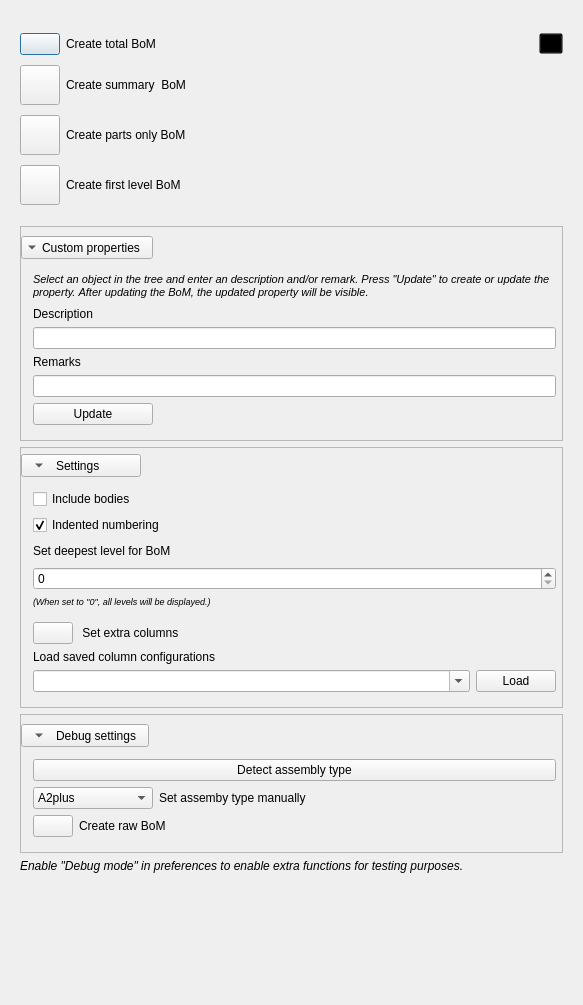
The window that Resources/UI/BoM_Panel.ui (APEbbers/BillOfMaterials-WB) describes before a commit, drawn with Qt 5.
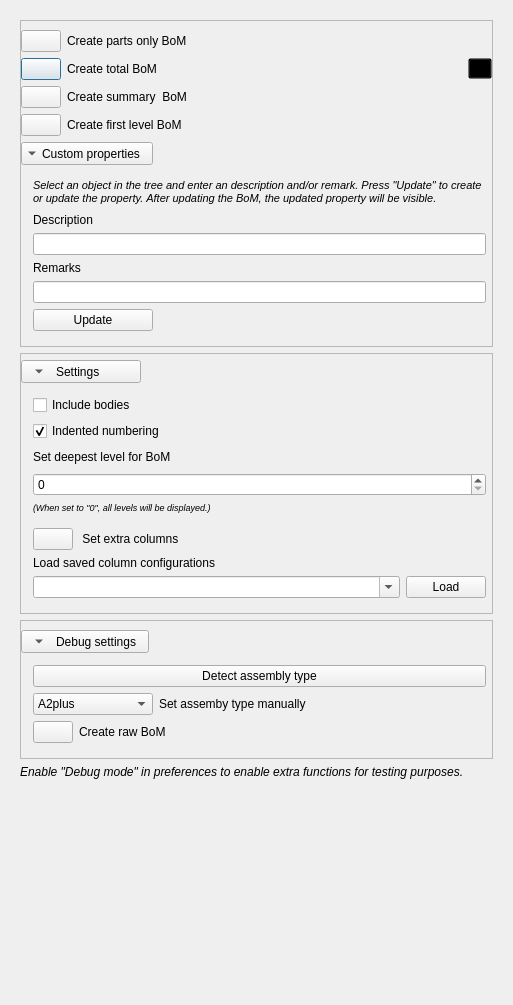
The same window after the commit. Icons and pictures are not drawn.

Commit message: Test with UI update panel - 8

Diff of the .ui file:
```diff
--- a/Resources/UI/BoM_Panel.ui
+++ b/Resources/UI/BoM_Panel.ui
@@ -6,7 +6,7 @@
    <rect>
     <x>0</x>
     <y>0</y>
-    <width>583</width>
+    <width>513</width>
     <height>1005</height>
    </rect>
   </property>
@@ -39,36 +39,27 @@
        <enum>QLayout::SizeConstraint::SetMinimumSize</enum>
       </property>
       <item>
-       <widget class="QFrame" name="frame_2">
-        <property name="sizePolicy">
-         <sizepolicy hsizetype="Preferred" vsizetype="Fixed">
-          <horstretch>0</horstretch>
-          <verstretch>0</verstretch>
-         </sizepolicy>
-        </property>
+       <widget class="QFrame" name="frame">
         <property name="minimumSize">
          <size>
           <width>0</width>
-          <height>200</height>
+          <height>0</height>
          </size>
         </property>
-        <property name="autoFillBackground">
-         <bool>false</bool>
-        </property>
         <property name="frameShape">
-         <enum>QFrame::Shape::NoFrame</enum>
+         <enum>QFrame::Shape::StyledPanel</enum>
         </property>
         <property name="frameShadow">
          <enum>QFrame::Shadow::Sunken</enum>
         </property>
-        <layout class="QGridLayout" name="gridLayout_14">
+        <layout class="QGridLayout" name="gridLayout_13">
          <property name="leftMargin">
           <number>0</number>
          </property>
          <property name="rightMargin">
           <number>0</number>
          </property>
-         <item row="0" column="0">
+         <item row="1" column="0">
           <layout class="QGridLayout" name="gridLayout_2">
            <item row="0" column="2">
             <spacer name="horizontalSpacer_2">
@@ -134,7 +125,7 @@
            </item>
           </layout>
          </item>
-         <item row="1" column="0">
+         <item row="2" column="0">
           <layout class="QGridLayout" name="gridLayout_4">
            <item row="0" column="0">
             <widget class="QPushButton" name="CreateSummary">
@@ -174,111 +165,7 @@
            </item>
           </layout>
          </item>
-         <item row="2" column="0">
-          <layout class="QGridLayout" name="gridLayout_7">
-           <item row="0" column="0">
-            <widget class="QPushButton" name="CreatePartsOnly">
-             <property name="sizePolicy">
-              <sizepolicy hsizetype="Fixed" vsizetype="Fixed">
-               <horstretch>0</horstretch>
-               <verstretch>0</verstretch>
-              </sizepolicy>
-             </property>
-             <property name="maximumSize">
-              <size>
-               <width>40</width>
-               <height>40</height>
-              </size>
-             </property>
-             <property name="text">
-              <string/>
-             </property>
-             <property name="icon">
-              <iconset>
-               <normaloff>:/Resources/Icons/Parts.svg</normaloff>:/Resources/Icons/Parts.svg</iconset>
-             </property>
-             <property name="iconSize">
-              <size>
-               <width>32</width>
-               <height>32</height>
-              </size>
-             </property>
-            </widget>
-           </item>
-           <item row="0" column="1">
-            <widget class="QLabel" name="label_7">
-             <property name="text">
-              <string>Create parts only BoM</string>
-             </property>
-            </widget>
-           </item>
-          </layout>
-         </item>
-         <item row="3" column="0">
-          <layout class="QGridLayout" name="gridLayout_8">
-           <item row="0" column="0">
-            <widget class="QPushButton" name="CreateFirstLevel">
-             <property name="sizePolicy">
-              <sizepolicy hsizetype="Fixed" vsizetype="Fixed">
-               <horstretch>0</horstretch>
-               <verstretch>0</verstretch>
-              </sizepolicy>
-             </property>
-             <property name="maximumSize">
-              <size>
-               <width>40</width>
-               <height>40</height>
-              </size>
-             </property>
-             <property name="text">
-              <string/>
-             </property>
-             <property name="icon">
-              <iconset>
-               <normaloff>:/Resources/Icons/1stLevel.svg</normaloff>:/Resources/Icons/1stLevel.svg</iconset>
-             </property>
-             <property name="iconSize">
-              <size>
-               <width>32</width>
-               <height>32</height>
-              </size>
-             </property>
-            </widget>
-           </item>
-           <item row="0" column="1">
-            <widget class="QLabel" name="label_11">
-             <property name="text">
-              <string>Create first level BoM</string>
-             </property>
-            </widget>
-           </item>
-          </layout>
-         </item>
-        </layout>
-       </widget>
-      </item>
-      <item>
-       <widget class="QFrame" name="frame">
-        <property name="minimumSize">
-         <size>
-          <width>0</width>
-          <height>0</height>
-         </size>
-        </property>
-        <property name="frameShape">
-         <enum>QFrame::Shape::StyledPanel</enum>
-        </property>
-        <property name="frameShadow">
-         <enum>QFrame::Shadow::Sunken</enum>
-        </property>
-        <layout class="QGridLayout" name="gridLayout_13">
-         <property name="leftMargin">
-          <number>0</number>
-         </property>
-         <property name="rightMargin">
-          <number>0</number>
-         </property>
-         <item row="0" column="0">
+         <item row="4" column="0">
           <layout class="QGridLayout" name="gridLayout_11">
            <item row="0" column="1">
             <spacer name="horizontalSpacer_8">
@@ -311,7 +198,47 @@
            </item>
           </layout>
          </item>
-         <item row="1" column="0">
+         <item row="3" column="0">
+          <layout class="QGridLayout" name="gridLayout_8">
+           <item row="0" column="0">
+            <widget class="QPushButton" name="CreateFirstLevel">
+             <property name="sizePolicy">
+              <sizepolicy hsizetype="Fixed" vsizetype="Fixed">
+               <horstretch>0</horstretch>
+               <verstretch>0</verstretch>
+              </sizepolicy>
+             </property>
+             <property name="maximumSize">
+              <size>
+               <width>40</width>
+               <height>40</height>
+              </size>
+             </property>
+             <property name="text">
+              <string/>
+             </property>
+             <property name="icon">
+              <iconset>
+               <normaloff>:/Resources/Icons/1stLevel.svg</normaloff>:/Resources/Icons/1stLevel.svg</iconset>
+             </property>
+             <property name="iconSize">
+              <size>
+               <width>32</width>
+               <height>32</height>
+              </size>
+             </property>
+            </widget>
+           </item>
+           <item row="0" column="1">
+            <widget class="QLabel" name="label_11">
+             <property name="text">
+              <string>Create first level BoM</string>
+             </property>
+            </widget>
+           </item>
+          </layout>
+         </item>
+         <item row="5" column="0">
           <widget class="QFrame" name="CustomPropertiesFrame">
            <property name="frameShape">
             <enum>QFrame::Shape::NoFrame</enum>
@@ -415,6 +342,46 @@
            </layout>
           </widget>
          </item>
+         <item row="0" column="0">
+          <layout class="QGridLayout" name="gridLayout_7">
+           <item row="0" column="0">
+            <widget class="QPushButton" name="CreatePartsOnly">
+             <property name="sizePolicy">
+              <sizepolicy hsizetype="Fixed" vsizetype="Fixed">
+               <horstretch>0</horstretch>
+               <verstretch>0</verstretch>
+              </sizepolicy>
+             </property>
+             <property name="maximumSize">
+              <size>
+               <width>40</width>
+               <height>40</height>
+              </size>
+             </property>
+             <property name="text">
+              <string/>
+             </property>
+             <property name="icon">
+              <iconset>
+               <normaloff>:/Resources/Icons/Parts.svg</normaloff>:/Resources/Icons/Parts.svg</iconset>
+             </property>
+             <property name="iconSize">
+              <size>
+               <width>32</width>
+               <height>32</height>
+              </size>
+             </property>
+            </widget>
+           </item>
+           <item row="0" column="1">
+            <widget class="QLabel" name="label_7">
+             <property name="text">
+              <string>Create parts only BoM</string>
+             </property>
+            </widget>
+           </item>
+          </layout>
+         </item>
         </layout>
        </widget>
       </item>
```
Left out of the diff: 3 changed lines with no effect on the pictures. The commit also changes 1 other file.
